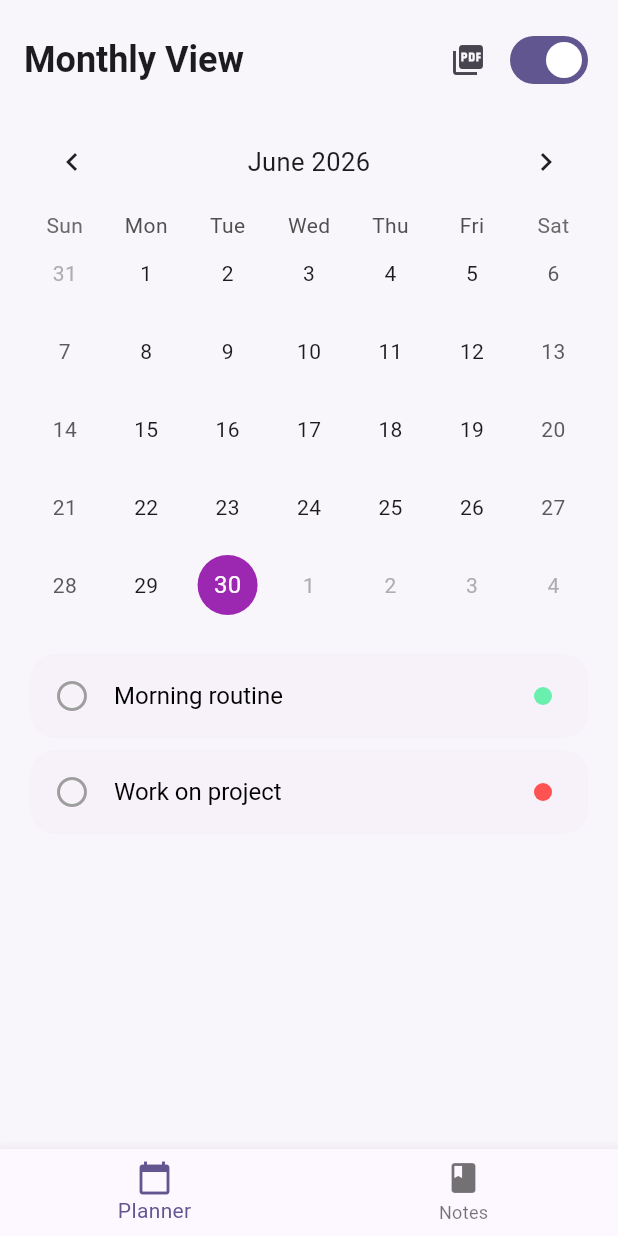
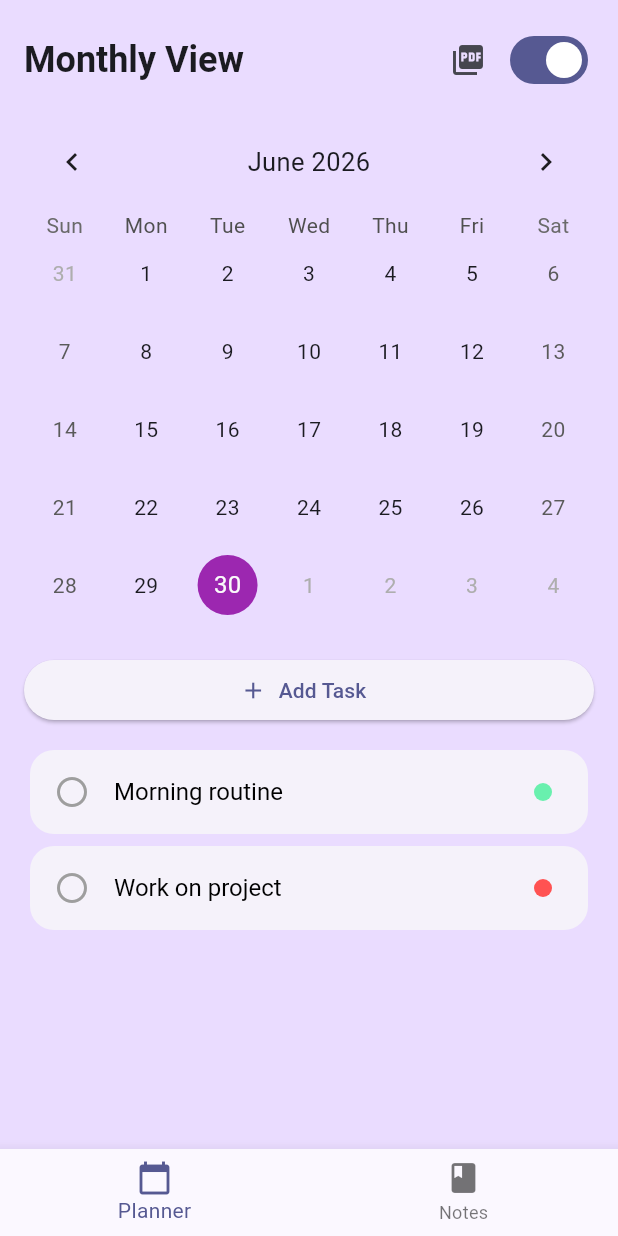
Before and after one commit to pinchthedj/Scheduling-Application, a Flutter app: the screen it shows after launch, on a phone screen of 412 x 824 dp. Run offline on Flutter 3.47's test engine with Material 3 defaults, Android fonts, the phone set to English and light mode, and no system bars; drawn by our look-alikes of table_calendar; our stand-ins replace hive, hive_flutter, pdf, printing; accounts and stored records are empty; Roboto replaces fonts that are missing (Poppins).

```diff
--- a/planner_app/lib/screens/home_screen.dart
+++ b/planner_app/lib/screens/home_screen.dart
@@ -16,7 +16,9 @@ class _HomeScreenState extends State<HomeScreen> {
 
   @override
   Widget build(BuildContext context) {
-    return Scaffold(
+    return
+
+     Scaffold(
       body: screens[index],
       bottomNavigationBar: BottomNavigationBar(
         currentIndex: index,
--- a/planner_app/lib/screens/planner_screen.dart
+++ b/planner_app/lib/screens/planner_screen.dart
@@ -36,11 +36,11 @@ class _PlannerScreenState extends State<PlannerScreen> {
   @override
   Widget build(BuildContext context) {
     return SafeArea(
-      child: Padding(
+      child: SingleChildScrollView(
         padding: const EdgeInsets.all(16),
         child: Column(
+          crossAxisAlignment: CrossAxisAlignment.start,
           children: [
-            // 🔁 HEADER ROW (TITLE + PDF + TOGGLE)
             Row(
               mainAxisAlignment: MainAxisAlignment.spaceBetween,
               children: [
@@ -50,19 +50,18 @@ class _PlannerScreenState extends State<PlannerScreen> {
                 ),
                 Row(
                   children: [
-                    // 📄 PDF EXPORT
                     IconButton(
-                      tooltip: 'Export to PDF',
                       icon: const Icon(Icons.picture_as_pdf),
                       onPressed: () {
                         PdfService.exportTasks(tasks: tasks, date: selectedDay);
                       },
                     ),
-                    // 🔁 VIEW TOGGLE
                     Switch(
                       value: showMonthly,
-                      onChanged: (val) {
-                        setState(() => showMonthly = val);
+                      onChanged: (value) {
+                        setState(() {
+                          showMonthly = value;
+                        });
                       },
                     ),
                   ],
@@ -72,7 +71,6 @@ class _PlannerScreenState extends State<PlannerScreen> {
 
             const SizedBox(height: 12),
 
-            // 📅 Calendar
             showMonthly
                 ? MonthlyCalendar(
                     selectedDay: selectedDay,
@@ -87,11 +85,21 @@ class _PlannerScreenState extends State<PlannerScreen> {
                     },
                   ),
 
-            const SizedBox(height: 16),
-
-            // ✅ TASK LIST
-            Expanded(
-              child: ListView.builder(
+            const SizedBox(height: 20),
+            SizedBox(
+              width: double.infinity,
+              child: ElevatedButton.icon(
+                onPressed: () {
+                  // Add task logic
+                },
+                icon: const Icon(Icons.add),
+                label: const Text('Add Task'),
+              ),
+            ),
+            const SizedBox(height: 12),
+            ListView.builder(
+              shrinkWrap: true,
+              physics: const NeverScrollableScrollPhysics(),
               itemCount: tasks.length,
               itemBuilder: (context, i) {
                 return TaskCard(
@@ -101,12 +109,10 @@ class _PlannerScreenState extends State<PlannerScreen> {
                       tasks[i].completed = !tasks[i].completed;
                     });
 
-                      // 💾 Persist change
                     LocalStorage.saveTasks(tasks);
                   },
                 );
               },
-              ),
             ),
           ],
         ),
--- a/planner_app/lib/theme/app_theme.dart
+++ b/planner_app/lib/theme/app_theme.dart
@@ -2,9 +2,9 @@ import 'package:flutter/material.dart';
 
 class AppTheme {
   static ThemeData lightTheme = ThemeData(
-    scaffoldBackgroundColor: const Color(0xFFF8F6FB),
+    scaffoldBackgroundColor: const Color.fromARGB(255, 234, 220, 255),
     fontFamily: 'Poppins',
-    colorScheme: ColorScheme.fromSeed(seedColor: const Color(0xFFD8CFF3)),
+    colorScheme: ColorScheme.fromSeed(seedColor: const Color.fromARGB(255, 247, 244, 255)),
     textTheme: const TextTheme(
       headlineSmall: TextStyle(fontWeight: FontWeight.w600),
       bodyMedium: TextStyle(fontSize: 14),
--- a/planner_app/lib/widgets/monthly_calendar.dart
+++ b/planner_app/lib/widgets/monthly_calendar.dart
@@ -26,8 +26,7 @@ class _MonthlyCalendarState extends State<MonthlyCalendar> {
 
   @override
   Widget build(BuildContext context) {
-    return SingleChildScrollView(
-      child: TableCalendar(
+    return TableCalendar(
       firstDay: DateTime.utc(2020),
       lastDay: DateTime.utc(2030),
       focusedDay: focusedDay,
@@ -45,10 +44,9 @@ class _MonthlyCalendarState extends State<MonthlyCalendar> {
           color: Colors.purple.shade100,
           shape: BoxShape.circle,
         ),
-          selectedDecoration: BoxDecoration(
+        selectedDecoration: const BoxDecoration(
           color: Colors.purple,
           shape: BoxShape.circle,
-          ),
         ),
       ),
     );
--- a/planner_app/lib/widgets/weekly_calendar.dart
+++ b/planner_app/lib/widgets/weekly_calendar.dart
@@ -17,9 +17,8 @@ class WeeklyCalendar extends StatelessWidget {
       Duration(days: selectedDay.weekday - 1),
     );
 
-    return SingleChildScrollView(
-      child: SizedBox(
-        height: 200,
+    return SizedBox(
+      height: 150,
       child: ListView.builder(
         scrollDirection: Axis.horizontal,
         itemCount: 7,
@@ -61,7 +60,6 @@ class WeeklyCalendar extends StatelessWidget {
           );
         },
       ),
-      ),
     );
   }
 }
```
Lines whose indentation alone changed are shown as unchanged.
